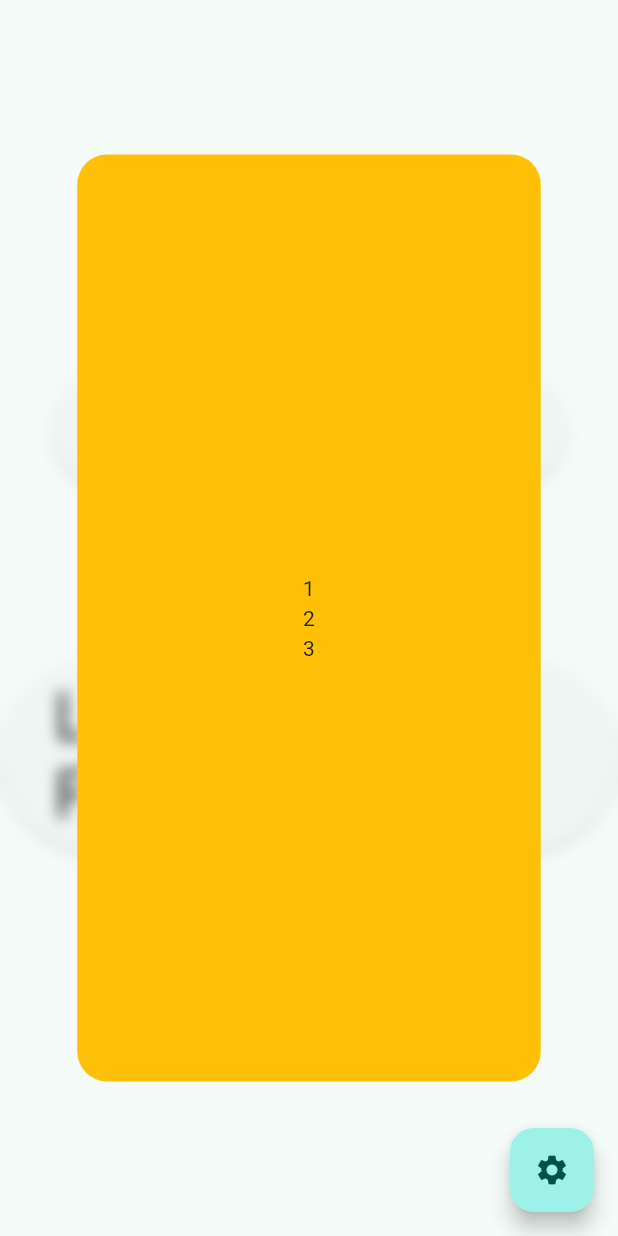
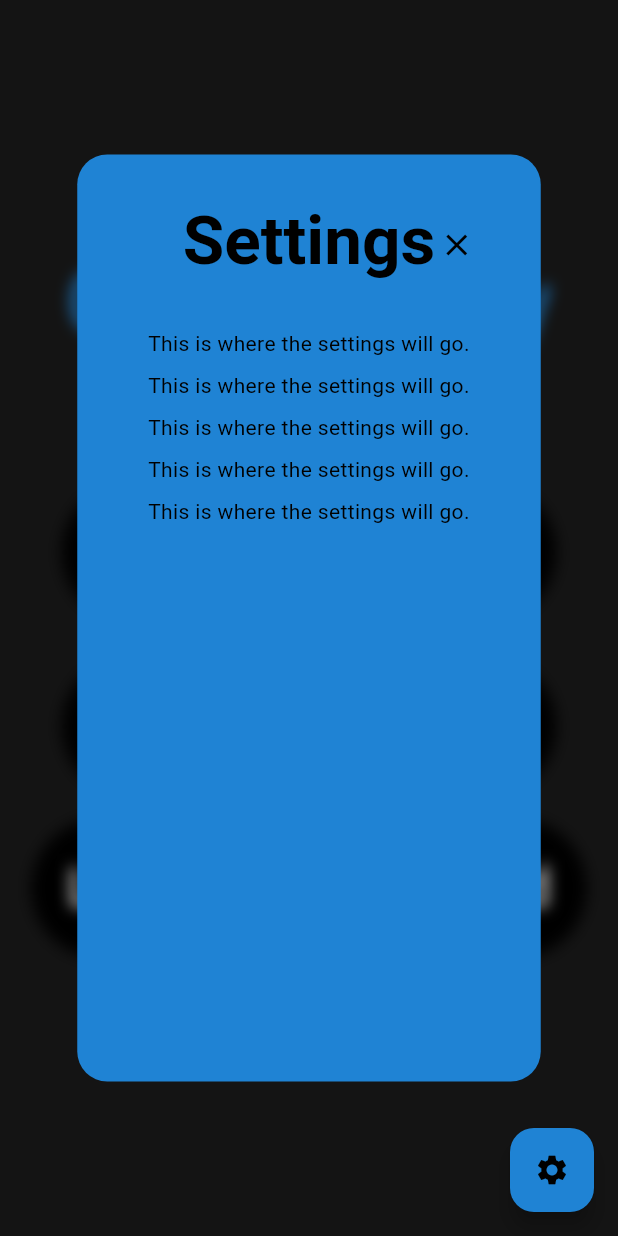
Before and after one commit to jacehalvorson/guitar_buddy, a Flutter app: the screen it shows after launch, after a tap on the "settings" icon, on a phone screen of 412 x 824 dp. Run offline on Flutter 3.47's test engine with Material 2 defaults, Android fonts, the light colour scheme and no system bars; Roboto replaces fonts that are missing (Georgia).

Commit message:
Settings page

```diff
--- a/guitar_buddy/lib/main.dart
+++ b/guitar_buddy/lib/main.dart
@@ -1,7 +1,7 @@
 import 'package:flutter/material.dart';
 import 'dart:ui';
 
-import 'menu_options.dart';
+import 'menu.dart';
 import 'settings.dart';
 import 'types.dart';
 
@@ -17,7 +17,10 @@ class MyApp extends StatelessWidget {
     return MaterialApp(
       title: 'Guitar Buddy',
       theme: ThemeData(
-        colorScheme: ColorScheme.fromSeed(seedColor: Colors.teal.shade300),
+        colorScheme: const ColorScheme.dark(
+          primary: Color.fromRGBO(20, 20, 20, 1),
+          secondary: Color.fromARGB(255, 31, 131, 212),
+        ),
         useMaterial3: true,
       ),
       home: const HomePage(title: 'Guitar Buddy'),
@@ -39,11 +42,19 @@ class _HomePageState extends State<HomePage> {
 
   void _openSettings() {
     setState(() {
-      // Grey out everything and open settings
-      (_currentAppState == AppState.settings)
-          ? _currentAppState = AppState.menu
-          : _currentAppState = AppState.settings;
-      print(_currentAppState);
+      // Blur everything and open settings
+      if (_currentAppState != AppState.settings) {
+        _currentAppState = AppState.settings;
+      }
+    });
+  }
+
+  void _closeSettings() {
+    setState(() {
+      // Close settings. Called when user presses X button
+      if (_currentAppState != AppState.menu) {
+        _currentAppState = AppState.menu;
+      }
     });
   }
 
@@ -61,18 +72,21 @@ class _HomePageState extends State<HomePage> {
 
   @override
   Widget build(BuildContext context) {
+    final ThemeData theme = Theme.of(context);
+    final ColorScheme colorScheme = theme.colorScheme;
     final screenHeight = MediaQuery.of(context).size.height;
     final screenWidth = MediaQuery.of(context).size.width;
     final settingsHeight = screenHeight * 0.75;
     final settingsWidth = screenWidth * 0.75;
 
     return Scaffold(
+      backgroundColor: colorScheme.primary,
       body: Stack(children: [
         // In the menu or settings states, show the menu options
         if (_currentAppState == AppState.menu ||
             _currentAppState == AppState.settings)
           const Center(
-            child: MenuOptions(),
+            child: Menu(),
           ),
 
         // In the settings state, blur the entire screen with an opacity
@@ -93,13 +107,19 @@ class _HomePageState extends State<HomePage> {
               ? (screenHeight / 2 - settingsHeight / 2)
               : screenHeight,
           left: (screenWidth / 2 - settingsWidth / 2),
-          duration: const Duration(milliseconds: 200),
-          child: Settings(height: settingsHeight, width: settingsWidth),
+          duration: const Duration(milliseconds: 400),
+          curve: Curves.easeInOut,
+          child: Settings(
+            height: settingsHeight,
+            width: settingsWidth,
+            closeCallback: _closeSettings,
+          ),
         ),
       ]),
       floatingActionButton: FloatingActionButton(
         onPressed: _openSettings,
         tooltip: 'Settings',
+        backgroundColor: colorScheme.secondary,
         child: const Icon(Icons.settings),
       ),
     );
--- a/guitar_buddy/lib/menu_options.dart
+++ b/guitar_buddy/lib/menu.dart
@@ -1,7 +1,7 @@
 import 'package:flutter/material.dart';
 
-class MenuOptions extends StatelessWidget {
-  const MenuOptions({super.key});
+class Menu extends StatelessWidget {
+  const Menu({super.key});
 
   static const buttonSpacing = 8.0;
   static const buttonPadding = 12.0;
@@ -9,11 +9,32 @@ class MenuOptions extends StatelessWidget {
   @override
   Widget build(BuildContext context) {
     final theme = Theme.of(context);
-    final textStyle = theme.textTheme.displayMedium;
+    final colorScheme = theme.colorScheme;
+    final screenWidth = MediaQuery.of(context).size.width;
+
+    final buttonStyle = ElevatedButton.styleFrom(
+        backgroundColor: colorScheme.onPrimary,
+        textStyle: theme.textTheme.displaySmall,
+        foregroundColor: Colors.white,
+        padding: const EdgeInsets.all(buttonPadding),
+        minimumSize: Size(screenWidth * 0.8, 0));
 
     return Column(
       mainAxisAlignment: MainAxisAlignment.center,
       children: <Widget>[
+        // Title
+        Padding(
+          padding: const EdgeInsets.only(bottom: buttonSpacing * 10),
+          child: Text(
+            "Guitar Buddy",
+            style: theme.textTheme.displayLarge!.copyWith(
+              color: colorScheme.secondary,
+              fontFamily: 'Georgia', // Set the font family
+            ),
+          ),
+        ),
+
+        // Buttons
         Padding(
             padding: const EdgeInsets.only(
                 top: buttonSpacing, bottom: 2 * buttonSpacing),
@@ -21,11 +42,11 @@ class MenuOptions extends StatelessWidget {
               onPressed: () {
                 print('Melody Spark');
               },
-              child: Padding(
-                padding: const EdgeInsets.all(buttonPadding),
+              style: buttonStyle,
+              child: const Padding(
+                padding: EdgeInsets.all(buttonPadding),
                 child: Text(
                   'Melody Spark',
-                  style: textStyle,
                 ),
               ),
             )),
@@ -35,11 +56,11 @@ class MenuOptions extends StatelessWidget {
               onPressed: () {
                 print('Tuner');
               },
-              child: Padding(
-                padding: const EdgeInsets.all(buttonPadding),
+              style: buttonStyle,
+              child: const Padding(
+                padding: EdgeInsets.all(buttonPadding),
                 child: Text(
                   'Tuner',
-                  style: textStyle,
                 ),
               )),
         ),
@@ -50,11 +71,11 @@ class MenuOptions extends StatelessWidget {
             onPressed: () {
               print('Learn the Fretboard');
             },
-            child: Padding(
-              padding: const EdgeInsets.all(buttonPadding),
+            style: buttonStyle,
+            child: const Padding(
+              padding: EdgeInsets.all(buttonPadding),
               child: Text(
                 'Learn The Fretboard',
-                style: textStyle,
               ),
             ),
           ),
--- a/guitar_buddy/lib/settings.dart
+++ b/guitar_buddy/lib/settings.dart
@@ -1,10 +1,15 @@
 import 'package:flutter/material.dart';
 
 class Settings extends StatefulWidget {
-  const Settings({super.key, required this.height, required this.width});
+  const Settings(
+      {super.key,
+      required this.height,
+      required this.width,
+      required this.closeCallback});
 
   final double height;
   final double width;
+  final void Function() closeCallback;
 
   @override
   State<Settings> createState() => _SettingsState();
@@ -13,19 +18,73 @@ class Settings extends StatefulWidget {
 class _SettingsState extends State<Settings> {
   @override
   Widget build(BuildContext context) {
+    final colorScheme = Theme.of(context).colorScheme;
+    final titleTextStyle = Theme.of(context).textTheme.displayMedium!.copyWith(
+          color: colorScheme.onSecondary,
+          fontWeight: FontWeight.bold,
+        );
+    final bodyTextStyle = Theme.of(context).textTheme.bodyMedium!.copyWith(
+          color: colorScheme.onSecondary,
+        );
+
     return Container(
       height: widget.height,
       width: widget.width,
-      decoration: const BoxDecoration(
-        color: Colors.amber,
-        borderRadius: BorderRadius.all(Radius.circular(20)),
+      decoration: BoxDecoration(
+        color: colorScheme.secondary,
+        borderRadius: const BorderRadius.all(Radius.circular(20)),
       ),
-      child: const Column(
-        mainAxisAlignment: MainAxisAlignment.center,
+      child: Stack(
         children: [
-          Text('1'),
-          Text('2'),
-          Text('3'),
+          Center(
+              child: Column(
+            crossAxisAlignment: CrossAxisAlignment.stretch,
+            children: [
+              // Settings title
+              Container(
+                padding: const EdgeInsets.only(
+                    top: 32, bottom: 32), // Adjust top and bottom padding
+                child: Center(
+                  child: Text(
+                    'Settings',
+                    style: titleTextStyle,
+                  ),
+                ),
+              ),
+
+              // Settings content
+              Align(
+                alignment: Alignment.center,
+                child: ListView.separated(
+                  shrinkWrap: true,
+                  itemCount: 5, // Number of Text widgets
+                  separatorBuilder: (context, index) =>
+                      const SizedBox(height: 8), // Add vertical spacing
+                  itemBuilder: (context, index) {
+                    return Text(
+                      'This is where the settings will go.',
+                      textAlign: TextAlign.center,
+                      style: bodyTextStyle,
+                    );
+                  },
+                ),
+              ),
+            ],
+          )),
+
+          // Close button
+          Positioned(
+            top: 32, // Adjust the top positioning as needed
+            right: 28, // Adjust the right positioning as needed
+            child: FloatingActionButton(
+              onPressed: widget.closeCallback,
+              backgroundColor: Colors.transparent,
+              elevation: 0,
+              hoverElevation: 0,
+              shape: const CircleBorder(),
+              child: const Icon(Icons.close),
+            ),
+          ),
         ],
       ),
     );
```
Also changed, not shown: 1 other file.
